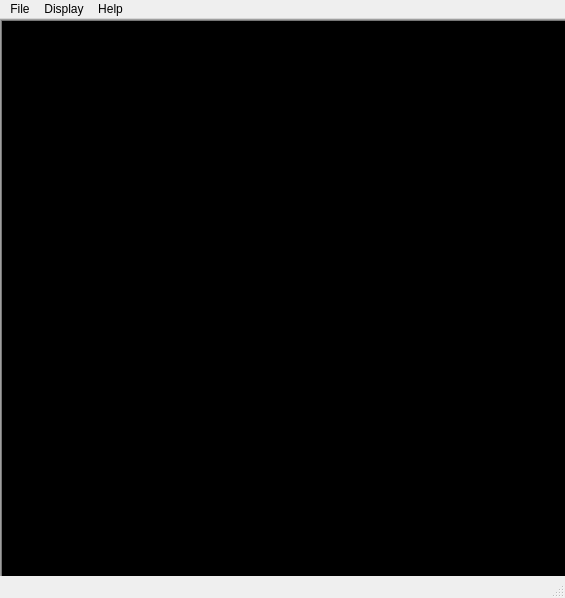
The window that qtvsplayer.ui (surfzoid/QtVsPlayer) describes before a commit, drawn with Qt 5.
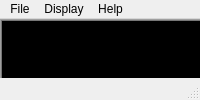
The same window after the commit. Icons and pictures are not drawn.

```diff
--- a/qtvsplayer.ui
+++ b/qtvsplayer.ui
@@ -3,14 +3,6 @@
  <author>Eric Petit</author>
  <class>QtVsPlayer</class>
  <widget class="QMainWindow" name="QtVsPlayer">
-  <property name="geometry">
-   <rect>
-    <x>0</x>
-    <y>0</y>
-    <width>565</width>
-    <height>598</height>
-   </rect>
-  </property>
   <property name="mouseTracking">
    <bool>true</bool>
   </property>
@@ -234,8 +226,8 @@
     <rect>
      <x>0</x>
      <y>0</y>
-     <width>565</width>
-     <height>34</height>
+     <width>416</width>
+     <height>29</height>
     </rect>
    </property>
    <property name="mouseTracking">
```
